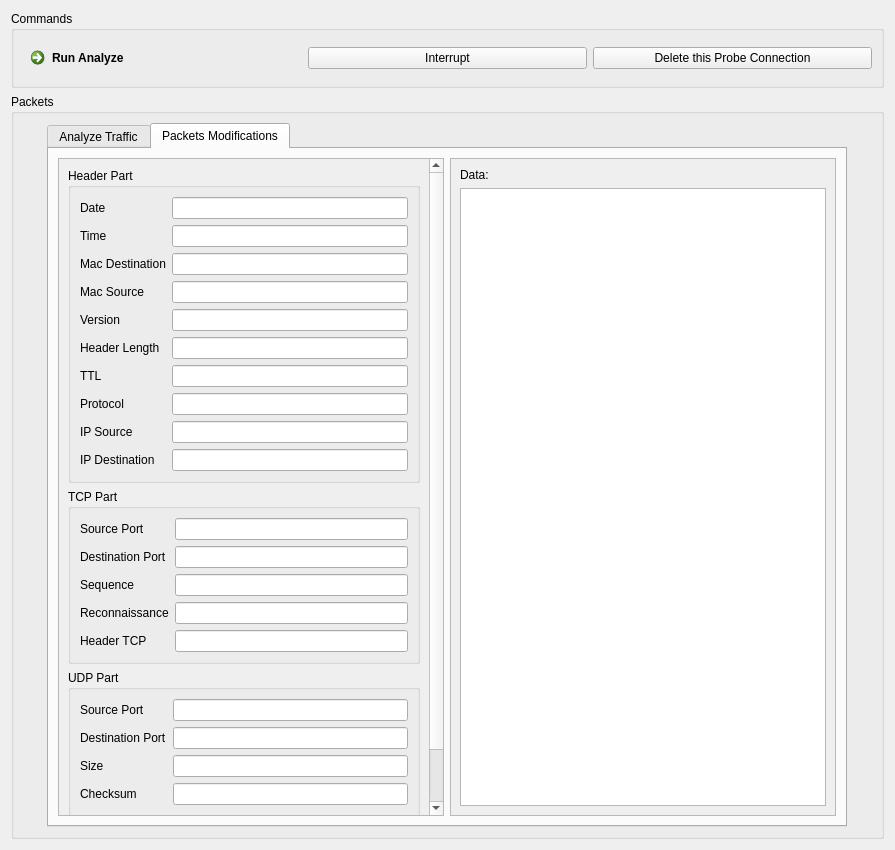
Old version of the form src/gui/GUI.ui in the repository Neodyme/Yellow.
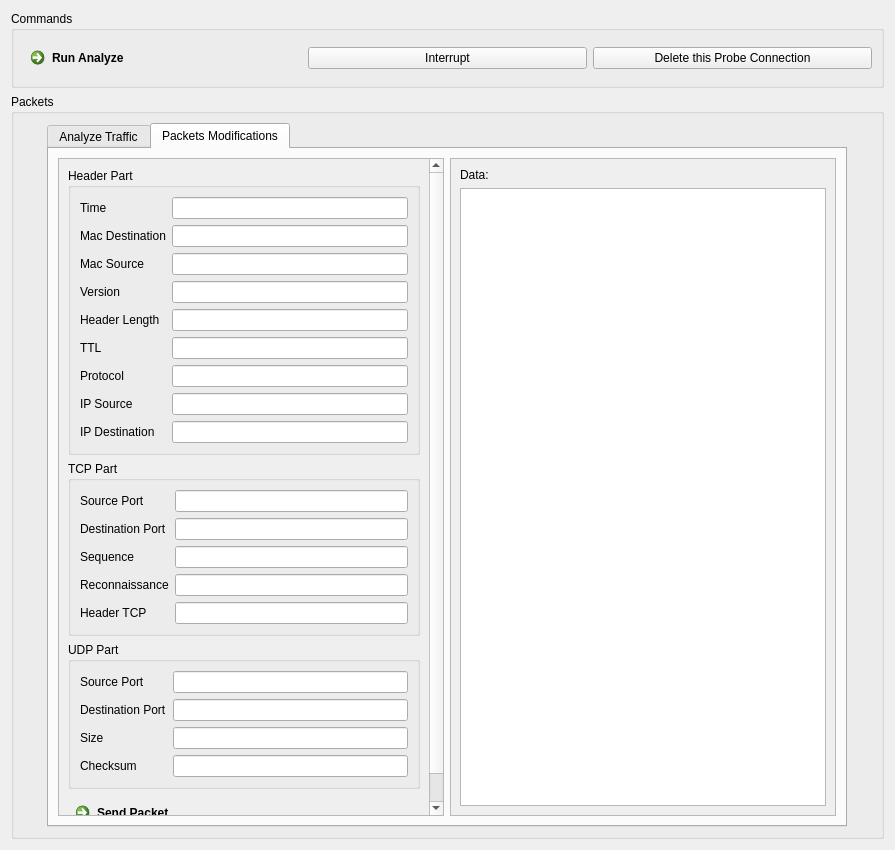
New version of the form. The open tabs and pages were chosen to show the change.

Patch:
```diff
--- a/src/gui/GUI.ui
+++ b/src/gui/GUI.ui
@@ -326,104 +326,94 @@
                  <string>Header Part</string>
                 </property>
                 <layout class="QGridLayout" name="gridLayout_5">
-                 <item row="8" column="0">
+                 <item row="7" column="0">
                   <widget class="QLabel" name="labelProtocol">
                    <property name="text">
                     <string>Protocol</string>
                    </property>
                   </widget>
                  </item>
-                 <item row="0" column="1">
-                  <widget class="QLineEdit" name="lineEditDate"/>
-                 </item>
-                 <item row="9" column="0">
+                 <item row="8" column="0">
                   <widget class="QLabel" name="labelIPSource">
                    <property name="text">
                     <string>IP Source</string>
                    </property>
                   </widget>
                  </item>
-                 <item row="9" column="1">
+                 <item row="8" column="1">
                   <widget class="QLineEdit" name="lineEditIPSource"/>
                  </item>
-                 <item row="7" column="1">
+                 <item row="6" column="1">
                   <widget class="QLineEdit" name="lineEditTTL"/>
                  </item>
-                 <item row="8" column="1">
+                 <item row="7" column="1">
                   <widget class="QLineEdit" name="lineEditProtocol"/>
                  </item>
-                 <item row="7" column="0">
+                 <item row="6" column="0">
                   <widget class="QLabel" name="labelTTL">
                    <property name="text">
                     <string>TTL</string>
                    </property>
                   </widget>
                  </item>
-                 <item row="3" column="0">
+                 <item row="2" column="0">
                   <widget class="QLabel" name="labelMacDestination">
                    <property name="text">
                     <string>Mac Destination</string>
                    </property>
                   </widget>
                  </item>
-                 <item row="6" column="0">
+                 <item row="5" column="0">
                   <widget class="QLabel" name="labelHeaderLength">
                    <property name="text">
                     <string>Header Length</string>
                    </property>
                   </widget>
                  </item>
-                 <item row="6" column="1">
+                 <item row="5" column="1">
                   <widget class="QLineEdit" name="lineEditHeaderLength"/>
                  </item>
-                 <item row="0" column="0">
-                  <widget class="QLabel" name="labelDate">
-                   <property name="text">
-                    <string>Date</string>
-                   </property>
-                  </widget>
-                 </item>
-                 <item row="2" column="0">
+                 <item row="1" column="0">
                   <widget class="QLabel" name="labelTime">
                    <property name="text">
                     <string>Time</string>
                    </property>
                   </widget>
                  </item>
-                 <item row="4" column="0">
+                 <item row="3" column="0">
                   <widget class="QLabel" name="labelMacSource">
                    <property name="text">
                     <string>Mac Source</string>
                    </property>
                   </widget>
                  </item>
-                 <item row="5" column="0">
+                 <item row="4" column="0">
                   <widget class="QLabel" name="labelVersion">
                    <property name="text">
                     <string>Version</string>
                    </property>
                   </widget>
                  </item>
-                 <item row="2" column="1">
+                 <item row="1" column="1">
                   <widget class="QLineEdit" name="lineEditTime"/>
                  </item>
-                 <item row="3" column="1">
+                 <item row="2" column="1">
                   <widget class="QLineEdit" name="lineEditMacDestination"/>
                  </item>
-                 <item row="4" column="1">
+                 <item row="3" column="1">
                   <widget class="QLineEdit" name="lineEditMacSource"/>
                  </item>
-                 <item row="5" column="1">
+                 <item row="4" column="1">
                   <widget class="QLineEdit" name="lineEditVersion"/>
                  </item>
-                 <item row="10" column="0">
+                 <item row="9" column="0">
                   <widget class="QLabel" name="labelIPDestination">
                    <property name="text">
                     <string>IP Destination</string>
                    </property>
                   </widget>
                  </item>
-                 <item row="10" column="1">
+                 <item row="9" column="1">
                   <widget class="QLineEdit" name="lineEditIPDestination"/>
                  </item>
                 </layout>
```
Left out of the diff: 11 changed lines with no effect on the pictures.
